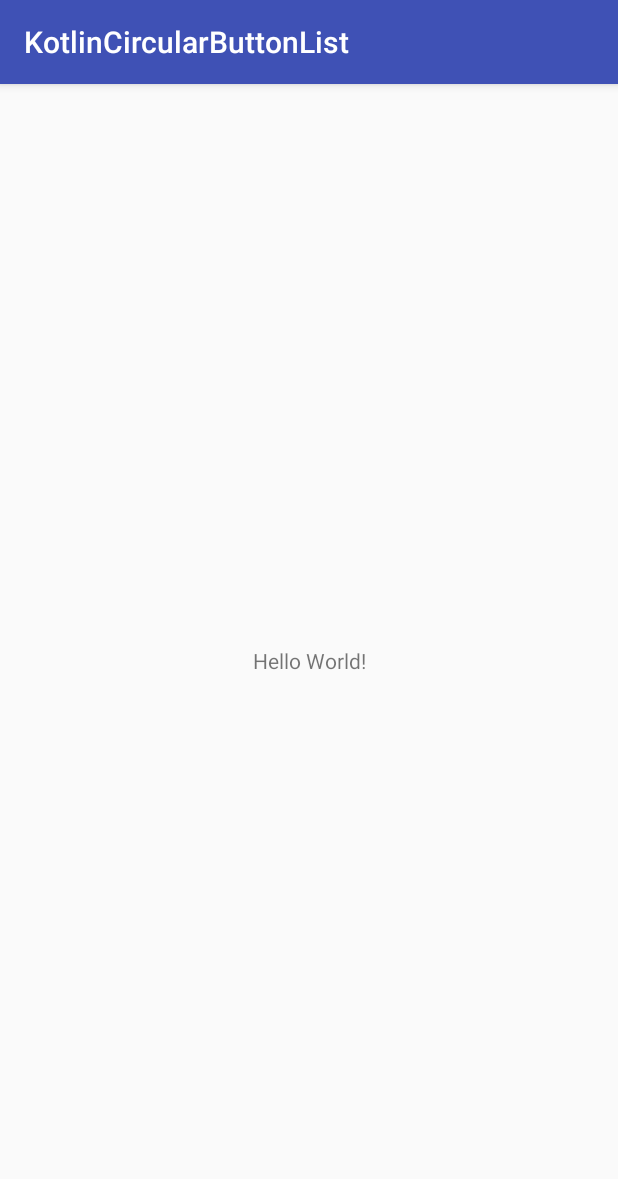
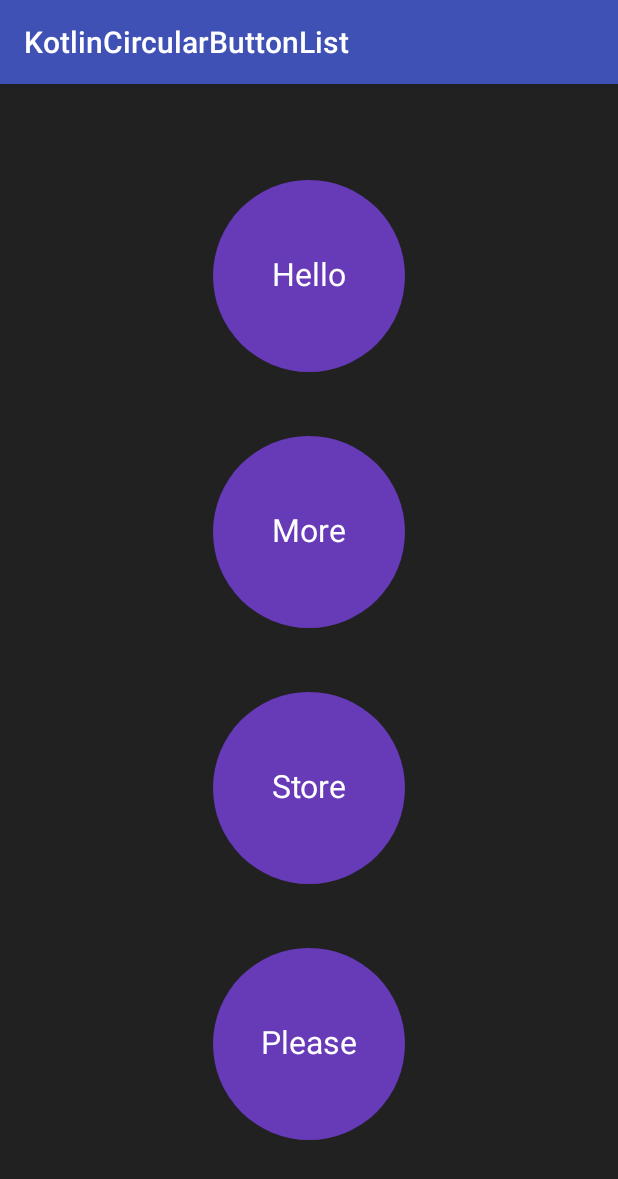
Before and after one commit to Anwesh43/KotlinCircularButtonList, an Android app: the screen it shows after launch (MainActivity), on a phone screen of 412 x 824 dp. Shown: the top 1179 px of the screen. Run offline under Robolectric (Android 15) with nearby library versions, the phone set to English and light mode, and no system bars.

```diff
--- a/app/build.gradle
+++ b/app/build.gradle
@@ -29,6 +29,7 @@ dependencies {
     compile 'com.android.support.constraint:constraint-layout:1.0.2'
     testCompile 'junit:junit:4.12'
     compile "org.jetbrains.kotlin:kotlin-stdlib-jre7:$kotlin_version"
+    compile project(":circularbuttonlist")
 }
 repositories {
     mavenCentral()
--- a/app/src/main/java/ui/anwesome/com/kotlincircularbuttonlist/MainActivity.kt
+++ b/app/src/main/java/ui/anwesome/com/kotlincircularbuttonlist/MainActivity.kt
@@ -2,11 +2,17 @@ package ui.anwesome.com.kotlincircularbuttonlist
 
 import android.support.v7.app.AppCompatActivity
 import android.os.Bundle
+import ui.anwesome.com.circularbuttonlist.CircularButtonListView
 
 class MainActivity : AppCompatActivity() {
 
     override fun onCreate(savedInstanceState: Bundle?) {
         super.onCreate(savedInstanceState)
-        setContentView(R.layout.activity_main)
+        val view = CircularButtonListView.create(this)
+        view.addText("Hello")
+        view.addText("More")
+        view.addText("Store")
+        view.addText("Please")
+        view.addToParent(this)
     }
 }
```
